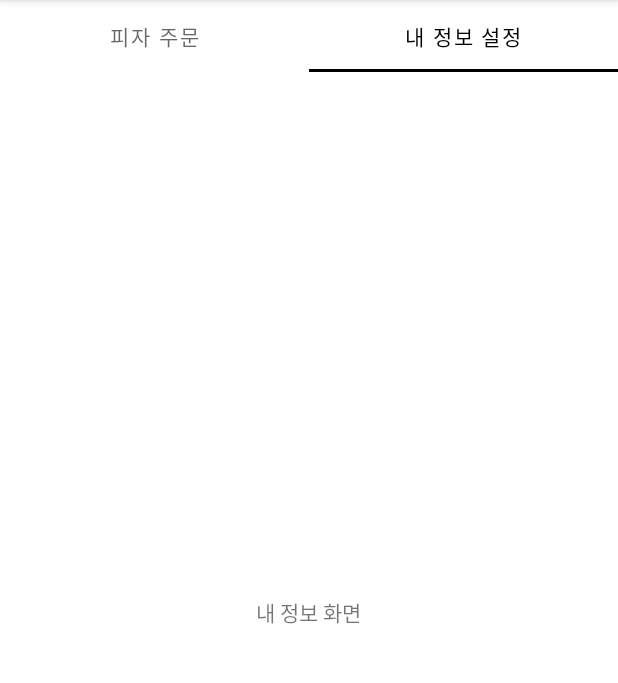
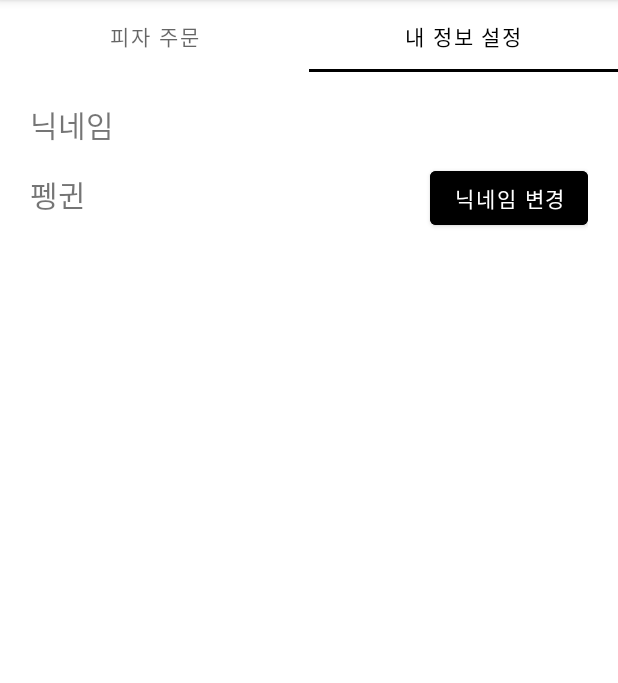
Before and after one commit to skyoo1226/OrderApp_20220306, an Android app: the screen it shows after launch (MainActivity), tab 2 chosen, on a phone screen of 412 x 824 dp, the part 84-767 px from its top. Run offline under Robolectric (Android 15) with nearby library versions, the phone set to English and light mode, and no system bars; libraries missing offline, so code that uses them is left out: com.willy.ratingbar; pictures from the network do not load; 2 statements that could not run were skipped.

Commit message:
우선 수업시간 따라가면서 작성한 코드 - xml, 어댑터, 데이터즈, 프래그먼츠의 클래스까지 작성 - gradle 라이브러리 다시 싱크 시킴. File -> close project => 최근꺼 클릭

```diff
--- a/app/src/main/res/layout/fragment_my_profile.xml
+++ b/app/src/main/res/layout/fragment_my_profile.xml
@@ -1,13 +1,43 @@
 <?xml version="1.0" encoding="utf-8"?>
-<LinearLayout xmlns:android="http://schemas.android.com/apk/res/android"
+<LinearLayout
+    xmlns:android="http://schemas.android.com/apk/res/android"
     android:layout_width="match_parent"
     android:layout_height="match_parent"
     android:orientation="vertical"
-    android:gravity="center">
+    android:padding="20dp" >
 
     <TextView
         android:layout_width="wrap_content"
+        android:layout_height="40dp"
+        android:text="닉네임"
+        android:textSize="20dp" />
+
+    <LinearLayout
+        android:layout_width="match_parent"
         android:layout_height="wrap_content"
-        android:text="내 정보 화면" />
+        android:orientation="horizontal" >
+
+    <TextView
+        android:id="@+id/txtNickname"
+        android:layout_width="wrap_content"
+        android:layout_height="wrap_content"
+        android:text="펭귄"
+        android:textSize="20dp"/>
+
+    <TextView
+        android:layout_width="0dp"
+        android:layout_height="wrap_content"
+        android:layout_weight="1"/>
+
+    <Button
+        android:id="@+id/btnEditNickname"
+        android:layout_width="wrap_content"
+        android:layout_height="wrap_content"
+        android:text="닉네임 변경"
+        android:backgroundTint="#ff000000"/>
+
+    </LinearLayout>
+
+
 
 </LinearLayout>
```
Also changed, not shown: app/src/main/java/com/skyoo/orderapp_20220306/adapters/MyProfileListAdaptert.kt (added, +14 -0 lines), app/src/main/java/com/skyoo/orderapp_20220306/datas/ProfileData.kt (added, +10 -0 lines), app/src/main/java/com/skyoo/orderapp_20220306/fragments/MyProfileFragment.kt (+10 -1 lines), app/src/main/res/layout/my_profile_list.xml (added, +43 -0 lines).
